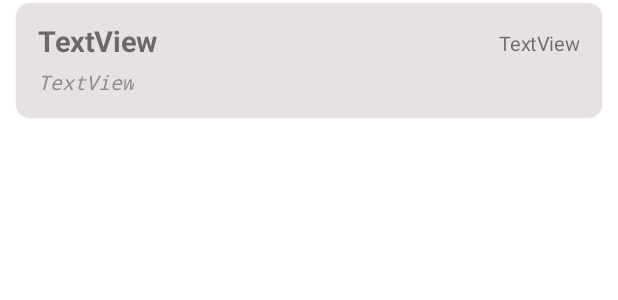
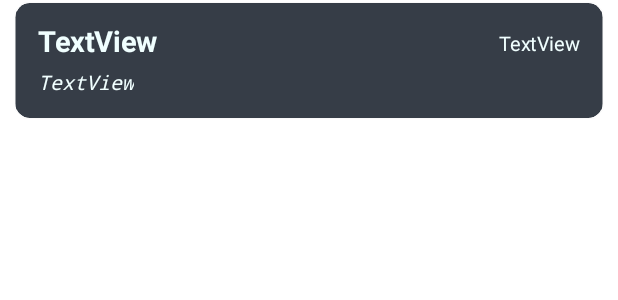
Before and after one commit to LindholmLabs/MeteoriteDB, an Android app: the layout recycler_item.xml on its own in the app's theme, with its tools: preview values and no code run, on a phone screen of 412 x 824 dp. Shown: the top 300 px of the screen. Run offline under Robolectric (Android 15) with nearby library versions, the phone set to English and light mode, and no system bars.

Commit message:
Modified color theme.

```diff
--- a/app/src/main/java/com/example/project_assignment/RecyclerViewAdapter.java
+++ b/app/src/main/java/com/example/project_assignment/RecyclerViewAdapter.java
@@ -37,7 +37,7 @@ public class RecyclerViewAdapter extends RecyclerView.Adapter<RecyclerViewAdapte
     public void onBindViewHolder(@NonNull RecyclerViewAdapter.MyViewHolder holder, int position) {
         holder.meteoriteName.setText(meteorites.get(position).name);
         holder.meteoriteMass.setText(meteorites.get(position).mass + "kg");
-        holder.MeteoriteAge.setText(meteorites.get(position).date);
+        holder.MeteoriteAge.setText(meteorites.get(position).date.substring(0, 4));
     }
 
     @Override
--- a/app/src/main/res/layout/activity_main.xml
+++ b/app/src/main/res/layout/activity_main.xml
@@ -10,6 +10,7 @@
         android:id="@+id/recyclerView"
         android:layout_width="match_parent"
         android:layout_height="match_parent"
+        android:background="#2A2A33"
         app:layout_constraintBottom_toBottomOf="parent"
         app:layout_constraintEnd_toEndOf="parent"
         app:layout_constraintStart_toStartOf="parent"
@@ -22,6 +23,7 @@
         android:layout_marginBottom="32dp"
         android:clickable="true"
         android:contentDescription="Show sorting options"
+        app:backgroundTint="#FFD600"
         app:layout_constraintBottom_toBottomOf="@+id/recyclerView"
         app:layout_constraintEnd_toEndOf="parent"
         app:layout_constraintHorizontal_bias="0.923"
@@ -37,6 +39,7 @@
         android:layout_marginBottom="20dp"
         android:clickable="true"
         android:contentDescription="Show about info."
+        app:backgroundTint="#FFD600"
         app:layout_constraintBottom_toTopOf="@+id/showSortingOptionsButton"
         app:layout_constraintEnd_toEndOf="@+id/showSortingOptionsButton"
         app:srcCompat="@android:drawable/ic_menu_help"
--- a/app/src/main/res/layout/recycler_item.xml
+++ b/app/src/main/res/layout/recycler_item.xml
@@ -8,13 +8,15 @@
     <androidx.cardview.widget.CardView
         android:layout_width="0dp"
         android:layout_height="wrap_content"
+        android:background="#363D47"
+        android:backgroundTint="#363D47"
+        android:foreground="?android:attr/selectableItemBackground"
         android:scaleX="0.95"
         android:scaleY="0.95"
-        app:cardBackgroundColor="#E6E2E2"
+        app:cardBackgroundColor="#363D47"
         app:cardCornerRadius="10dp"
         app:layout_constraintEnd_toEndOf="parent"
         app:layout_constraintStart_toStartOf="parent"
-        android:foreground="?android:attr/selectableItemBackground"
         tools:ignore="MissingConstraints">
 
         <androidx.constraintlayout.widget.ConstraintLayout
@@ -22,6 +24,8 @@
             android:layout_height="wrap_content"
             android:layout_marginTop="5dp"
             android:layout_marginBottom="5dp"
+            android:background="#363D47"
+            android:backgroundTint="#363D47"
             app:layout_constraintBottom_toBottomOf="parent"
             app:layout_constraintTop_toTopOf="parent"
             app:layout_constraintVertical_bias="0.5">
@@ -33,6 +37,7 @@
                 android:layout_marginStart="16dp"
                 android:layout_marginTop="8dp"
                 android:text="TextView"
+                android:textColor="#F0FFFF"
                 android:textSize="20sp"
                 android:textStyle="bold"
                 app:layout_constraintEnd_toStartOf="@+id/textview_meteoriteAge"
@@ -50,7 +55,7 @@
                 android:layout_marginBottom="10dp"
                 android:fontFamily="monospace"
                 android:text="TextView"
-                android:textColor="#918C8C"
+                android:textColor="#F0FFFF"
                 android:textStyle="italic"
                 app:layout_constraintBottom_toBottomOf="parent"
                 app:layout_constraintEnd_toStartOf="@+id/textview_meteoriteAge"
@@ -66,6 +71,7 @@
                 android:layout_height="wrap_content"
                 android:layout_marginEnd="16dp"
                 android:text="TextView"
+                android:textColor="#F0FFFF"
                 app:layout_constraintBottom_toBottomOf="parent"
                 app:layout_constraintEnd_toEndOf="parent"
                 app:layout_constraintTop_toTopOf="parent"
--- a/app/src/main/res/values/colors.xml
+++ b/app/src/main/res/values/colors.xml
@@ -7,4 +7,7 @@
     <color name="teal_700">#FF018786</color>
     <color name="black">#FF000000</color>
     <color name="white">#FFFFFFFF</color>
+    <color name="yellowAccent">#FFD600</color>
+    <color name="background">#2a2a33</color>
+    <color name="sectionColor">#363d47</color>
 </resources>
--- a/app/src/main/res/values/themes.xml
+++ b/app/src/main/res/values/themes.xml
@@ -2,12 +2,12 @@
     <!-- Base application theme. -->
     <style name="Theme.Projectassignment" parent="Theme.MaterialComponents.DayNight.DarkActionBar">
         <!-- Primary brand color. -->
-        <item name="colorPrimary">@color/purple_500</item>
-        <item name="colorPrimaryVariant">@color/purple_700</item>
+        <item name="colorPrimary">@color/background</item>
+        <item name="colorPrimaryVariant">@color/sectionColor</item>
         <item name="colorOnPrimary">@color/white</item>
         <!-- Secondary brand color. -->
-        <item name="colorSecondary">@color/teal_200</item>
-        <item name="colorSecondaryVariant">@color/teal_700</item>
+        <item name="colorSecondary">@color/yellowAccent</item>
+        <item name="colorSecondaryVariant">@color/yellowAccent</item>
         <item name="colorOnSecondary">@color/black</item>
         <!-- Status bar color. -->
         <item name="android:statusBarColor">?attr/colorPrimaryVariant</item>
```
Also changed, not shown: app/src/main/res/layout/filter_popup.xml (+5 -5 lines), 1 other file.
